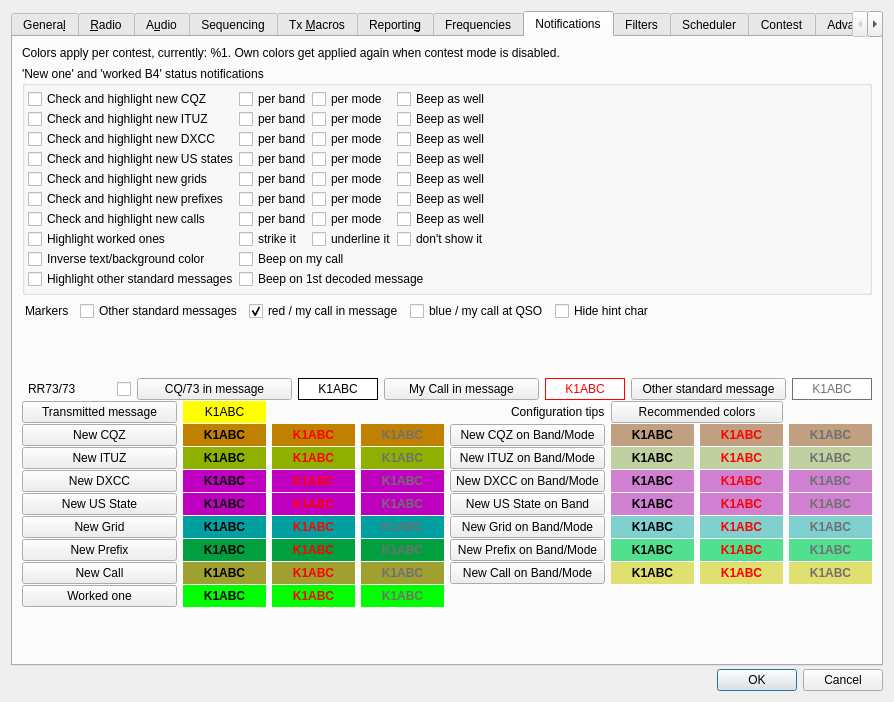
Above: Configuration.ui from ce3tsk/jtdx_contest before the change. Below: the same form after it.
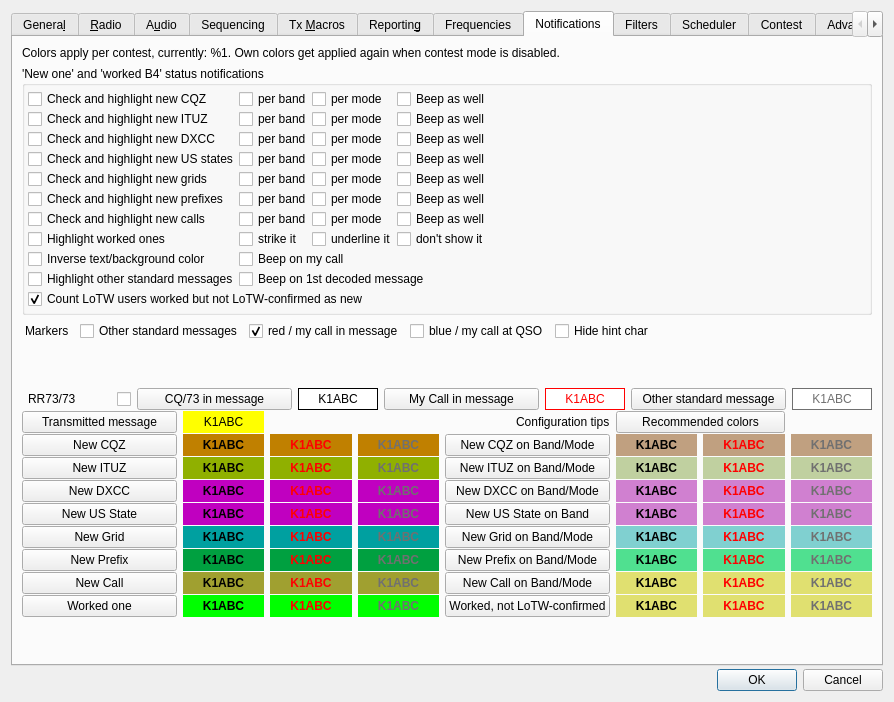
That is the form after the change. The open tabs and pages were chosen to show the change.

```diff
--- a/Configuration.ui
+++ b/Configuration.ui
@@ -3934,6 +3934,19 @@
                 </property>
                </widget>
               </item>
+              <item row="10" column="0" colspan="4">
+               <widget class="QCheckBox" name="count_unconfirmed_check_box">
+                <property name="toolTip">
+                 <string>With confirmations downloaded from Club Log, a station in the LoTW users file that you have worked but that has not confirmed through LoTW counts as never worked in every tier above that is on: it is shown in its own color and the auto sequencer calls it as new. Not in a contest.</string>
+                </property>
+                <property name="text">
+                 <string>Count LoTW users worked but not LoTW-confirmed as new</string>
+                </property>
+                <property name="checked">
+                 <bool>true</bool>
+                </property>
+               </widget>
+              </item>
               <item row="9" column="4">
                <spacer name="horizontalSpacer_7">
                 <property name="orientation">
@@ -5372,6 +5385,76 @@
                </property>
               </widget>
              </item>
+             <item row="9" column="4">
+              <widget class="QPushButton" name="pbUnconfirmed">
+               <property name="minimumSize">
+                <size>
+                 <width>155</width>
+                 <height>0</height>
+                </size>
+               </property>
+               <property name="text">
+                <string>Worked, not LoTW-confirmed</string>
+               </property>
+              </widget>
+             </item>
+             <item row="9" column="5">
+              <widget class="QLabel" name="labUnconfirmed">
+               <property name="minimumSize">
+                <size>
+                 <width>80</width>
+                 <height>18</height>
+                </size>
+               </property>
+               <property name="styleSheet">
+                <string notr="true">QLabel{font-weight: bold;background-color: #e0e070}</string>
+               </property>
+               <property name="text">
+                <string>K1ABC</string>
+               </property>
+               <property name="alignment">
+                <set>Qt::AlignCenter</set>
+               </property>
+              </widget>
+             </item>
+             <item row="9" column="6">
+              <widget class="QLabel" name="labMcUnconfirmed">
+               <property name="minimumSize">
+                <size>
+                 <width>80</width>
+                 <height>18</height>
+                </size>
+               </property>
+               <property name="styleSheet">
+                <string notr="true">QLabel{font-weight: bold;background-color: #e0e070;color: #ff0000}</string>
+               </property>
+               <property name="text">
+                <string>K1ABC</string>
+               </property>
+               <property name="alignment">
+                <set>Qt::AlignCenter</set>
+               </property>
+              </widget>
+             </item>
+             <item row="9" column="7">
+              <widget class="QLabel" name="labScUnconfirmed">
+               <property name="minimumSize">
+                <size>
+                 <width>80</width>
+                 <height>18</height>
+                </size>
+               </property>
+               <property name="styleSheet">
+                <string notr="true">QLabel{font-weight: bold;background-color: #e0e070;color: #707070}</string>
+               </property>
+               <property name="text">
+                <string>K1ABC</string>
+               </property>
+               <property name="alignment">
+                <set>Qt::AlignCenter</set>
+               </property>
+              </widget>
+             </item>
             </layout>
            </item>
            <item>
```
